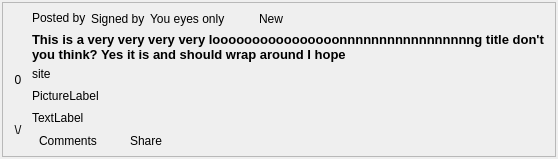
Before: the Qt Designer form retroshare-gui/src/gui/Posted/BoardPostDisplayWidget_card.ui in RetroShare/RetroShare, drawn with Qt 5.
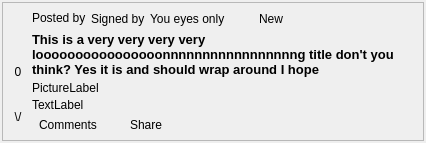
After: the same form once the commit is applied. Icons and pictures are not drawn. Custom widgets are drawn as their Qt base class.

Commit message: removed useless line in boards showing url and moved url to title tooltip

```diff
--- a/retroshare-gui/src/gui/Posted/BoardPostDisplayWidget_card.ui
+++ b/retroshare-gui/src/gui/Posted/BoardPostDisplayWidget_card.ui
@@ -6,8 +6,8 @@
    <rect>
     <x>0</x>
     <y>0</y>
-    <width>558</width>
-    <height>202</height>
+    <width>426</width>
+    <height>176</height>
    </rect>
   </property>
   <property name="sizePolicy">
@@ -327,22 +327,6 @@
             </property>
            </widget>
           </item>
-          <item>
-           <widget class="QLabel" name="siteLabel">
-            <property name="sizePolicy">
-             <sizepolicy hsizetype="Expanding" vsizetype="Preferred">
-              <horstretch>0</horstretch>
-              <verstretch>0</verstretch>
-             </sizepolicy>
-            </property>
-            <property name="text">
-             <string notr="true">site</string>
-            </property>
-            <property name="openExternalLinks">
-             <bool>true</bool>
-            </property>
-           </widget>
-          </item>
           <item>
            <layout class="QHBoxLayout" name="pictureLabelLayout">
             <item>
```
The commit also changes 3 other files.
